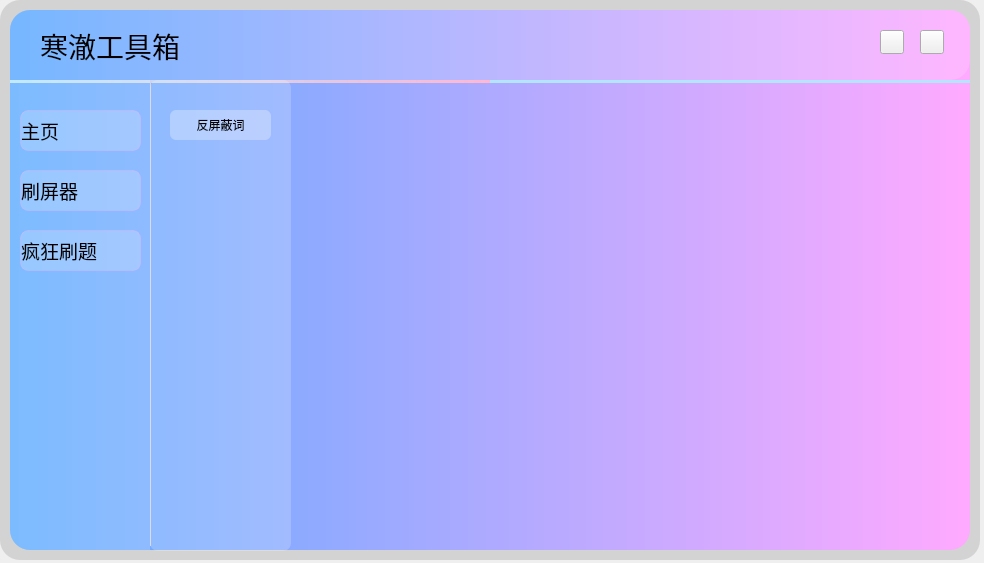
Old version of the form need/NewMainUI.ui in the repository HDILP/HDILP-tools.
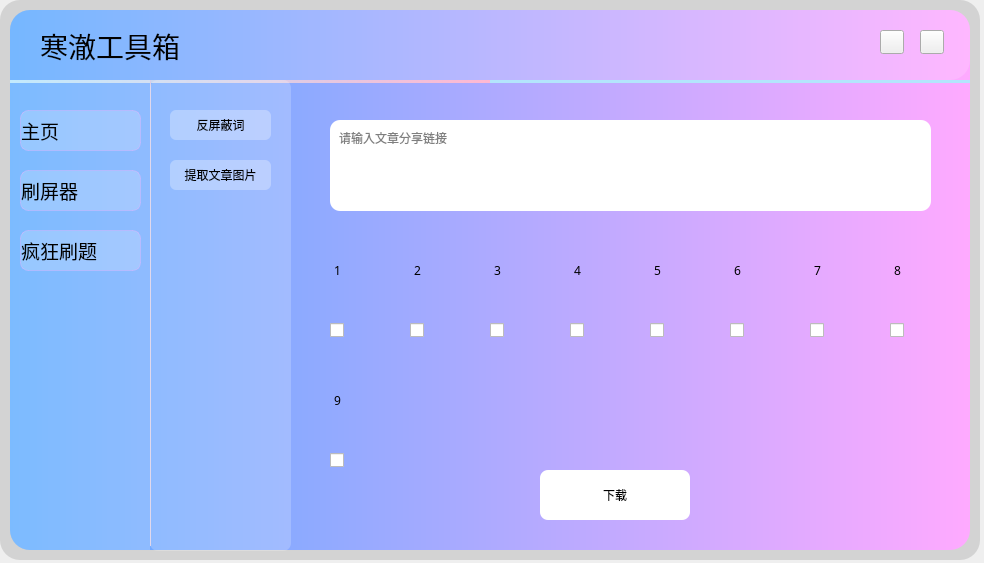
New version of the form. The open tabs and pages were chosen to show the change. Icons and pictures are not drawn.

Commit message: update get post ui

Diff of the .ui file:
```diff
--- a/need/NewMainUI.ui
+++ b/need/NewMainUI.ui
@@ -1044,6 +1044,48 @@
         <bool>false</bool>
        </property>
       </widget>
+      <widget class="QPushButton" name="getpostpicture">
+       <property name="enabled">
+        <bool>true</bool>
+       </property>
+       <property name="geometry">
+        <rect>
+         <x>20</x>
+         <y>80</y>
+         <width>101</width>
+         <height>30</height>
+        </rect>
+       </property>
+       <property name="minimumSize">
+        <size>
+         <width>100</width>
+         <height>30</height>
+        </size>
+       </property>
+       <property name="font">
+        <font>
+         <family>OPlusSans 3.0</family>
+        </font>
+       </property>
+       <property name="focusPolicy">
+        <enum>Qt::ClickFocus</enum>
+       </property>
+       <property name="styleSheet">
+        <string notr="true">#getpostpicture{
+background-color: rgba(255, 255, 255,75);
+border-radius:6px;
+}
+#getpostpicture:focus{
+	color:rgb(111,111,111);
+}</string>
+       </property>
+       <property name="text">
+        <string>提取文章图片</string>
+       </property>
+       <property name="autoDefault">
+        <bool>false</bool>
+       </property>
+      </widget>
      </widget>
      <widget class="QWidget" name="widget_7" native="true">
       <property name="geometry">
@@ -1167,7 +1209,363 @@
          </property>
         </widget>
        </widget>
-       <widget class="QWidget" name="page_8"/>
+       <widget class="QWidget" name="page_8">
+        <widget class="QPlainTextEdit" name="plainTextEdit_3">
+         <property name="geometry">
+          <rect>
+           <x>30</x>
+           <y>30</y>
+           <width>601</width>
+           <height>91</height>
+          </rect>
+         </property>
+         <property name="styleSheet">
+          <string notr="true">QPlainTextEdit {
+    border-radius: 10px; /* 您可以根据需要调整圆角的大小 */
+    background-color: rgba(255, 255, 255, 1); /* 示例：白色背景，可按需修改 */
+    padding: 5px; /* 文本与边框的间距，可选 */
+}</string>
+         </property>
+         <property name="placeholderText">
+          <string>请输入文章分享链接</string>
+         </property>
+        </widget>
+        <widget class="QLabel" name="pic">
+         <property name="geometry">
+          <rect>
+           <x>0</x>
+           <y>130</y>
+           <width>75</width>
+           <height>100</height>
+          </rect>
+         </property>
+         <property name="text">
+          <string>1</string>
+         </property>
+         <property name="alignment">
+          <set>Qt::AlignCenter</set>
+         </property>
+        </widget>
+        <widget class="QLabel" name="pic_2">
+         <property name="geometry">
+          <rect>
+           <x>80</x>
+           <y>130</y>
+           <width>75</width>
+           <height>100</height>
+          </rect>
+         </property>
+         <property name="text">
+          <string>2</string>
+         </property>
+         <property name="alignment">
+          <set>Qt::AlignCenter</set>
+         </property>
+        </widget>
+        <widget class="QLabel" name="pic_3">
+         <property name="geometry">
+          <rect>
+           <x>160</x>
+           <y>130</y>
+           <width>75</width>
+           <height>100</height>
+          </rect>
+         </property>
+         <property name="text">
+          <string>3</string>
+         </property>
+         <property name="alignment">
+          <set>Qt::AlignCenter</set>
+         </property>
+        </widget>
+        <widget class="QLabel" name="pic_4">
+         <property name="geometry">
+          <rect>
+           <x>240</x>
+           <y>130</y>
+           <width>75</width>
+           <height>100</height>
+          </rect>
+         </property>
+         <property name="text">
+          <string>4</string>
+         </property>
+         <property name="alignment">
+          <set>Qt::AlignCenter</set>
+         </property>
+        </widget>
+        <widget class="QLabel" name="pic_5">
+         <property name="geometry">
+          <rect>
+           <x>320</x>
+           <y>130</y>
+           <width>75</width>
+           <height>100</height>
+          </rect>
+         </property>
+         <property name="text">
+          <string>5</string>
+         </property>
+         <property name="alignment">
+          <set>Qt::AlignCenter</set>
+         </property>
+        </widget>
+        <widget class="QLabel" name="pic_6">
+         <property name="geometry">
+          <rect>
+           <x>400</x>
+           <y>130</y>
+           <width>75</width>
+           <height>100</height>
+          </rect>
+         </property>
+         <property name="text">
+          <string>6</string>
+         </property>
+         <property name="alignment">
+          <set>Qt::AlignCenter</set>
+         </property>
+        </widget>
+        <widget class="QLabel" name="pic_7">
+         <property name="geometry">
+          <rect>
+           <x>480</x>
+           <y>130</y>
+           <width>75</width>
+           <height>100</height>
+          </rect>
+         </property>
+         <property name="text">
+          <string>7</string>
+         </property>
+         <property name="alignment">
+          <set>Qt::AlignCenter</set>
+         </property>
+        </widget>
+        <widget class="QLabel" name="pic_8">
+         <property name="geometry">
+          <rect>
+           <x>560</x>
+           <y>130</y>
+           <width>75</width>
+           <height>100</height>
+          </rect>
+         </property>
+         <property name="text">
+          <string>8</string>
+         </property>
+         <property name="alignment">
+          <set>Qt::AlignCenter</set>
+         </property>
+        </widget>
+        <widget class="QLabel" name="pic_9">
+         <property name="geometry">
+          <rect>
+           <x>0</x>
+           <y>260</y>
+           <width>75</width>
+           <height>100</height>
+          </rect>
+         </property>
+         <property name="text">
+          <string>9</string>
+         </property>
+         <property name="alignment">
+          <set>Qt::AlignCenter</set>
+         </property>
+        </widget>
+        <widget class="QCheckBox" name="checkBox">
+         <property name="geometry">
+          <rect>
+           <x>30</x>
+           <y>230</y>
+           <width>20</width>
+           <height>20</height>
+          </rect>
+         </property>
+         <property name="sizePolicy">
+          <sizepolicy hsizetype="Fixed" vsizetype="Fixed">
+           <horstretch>0</horstretch>
+           <verstretch>0</verstretch>
+          </sizepolicy>
+         </property>
+         <property name="text">
+          <string/>
+         </property>
+         <property name="checkable">
+          <bool>true</bool>
+         </property>
+        </widget>
+        <widget class="QCheckBox" name="checkBox_2">
+         <property name="geometry">
+          <rect>
+           <x>110</x>
+           <y>230</y>
+           <width>20</width>
+           <height>20</height>
+          </rect>
+         </property>
+         <property name="sizePolicy">
+          <sizepolicy hsizetype="Fixed" vsizetype="Fixed">
+           <horstretch>0</horstretch>
+           <verstretch>0</verstretch>
+          </sizepolicy>
+         </property>
+         <property name="text">
+          <string/>
+         </property>
+        </widget>
+        <widget class="QCheckBox" name="checkBox_3">
+         <property name="geometry">
+          <rect>
+           <x>190</x>
+           <y>230</y>
+           <width>20</width>
+           <height>20</height>
+          </rect>
+         </property>
+         <property name="sizePolicy">
+          <sizepolicy hsizetype="Fixed" vsizetype="Fixed">
+           <horstretch>0</horstretch>
+           <verstretch>0</verstretch>
+          </sizepolicy>
+         </property>
+         <property name="text">
+          <string/>
+         </property>
+        </widget>
+        <widget class="QCheckBox" name="checkBox_4">
+         <property name="geometry">
+          <rect>
+           <x>270</x>
+           <y>230</y>
+           <width>20</width>
+           <height>20</height>
+          </rect>
+         </property>
+         <property name="sizePolicy">
+          <sizepolicy hsizetype="Fixed" vsizetype="Fixed">
+           <horstretch>0</horstretch>
+           <verstretch>0</verstretch>
+          </sizepolicy>
+         </property>
+         <property name="text">
+          <string/>
+         </property>
+        </widget>
+        <widget class="QCheckBox" name="checkBox_5">
+         <property name="geometry">
+          <rect>
+           <x>350</x>
+           <y>230</y>
+           <width>20</width>
+           <height>20</height>
+          </rect>
+         </property>
+         <property name="sizePolicy">
+          <sizepolicy hsizetype="Fixed" vsizetype="Fixed">
+           <horstretch>0</horstretch>
+           <verstretch>0</verstretch>
+          </sizepolicy>
+         </property>
+         <property name="text">
+          <string/>
+         </property>
+        </widget>
+        <widget class="QCheckBox" name="checkBox_6">
+         <property name="geometry">
+          <rect>
+           <x>430</x>
+           <y>230</y>
+           <width>20</width>
+           <height>20</height>
+          </rect>
+         </property>
+         <property name="sizePolicy">
+          <sizepolicy hsizetype="Fixed" vsizetype="Fixed">
+           <horstretch>0</horstretch>
+           <verstretch>0</verstretch>
+          </sizepolicy>
+         </property>
+         <property name="text">
+          <string/>
+         </property>
+        </widget>
+        <widget class="QCheckBox" name="checkBox_7">
+         <property name="geometry">
+          <rect>
+           <x>510</x>
+           <y>230</y>
+           <width>20</width>
+           <height>20</height>
+          </rect>
+         </property>
+         <property name="sizePolicy">
+          <sizepolicy hsizetype="Fixed" vsizetype="Fixed">
+           <horstretch>0</horstretch>
+           <verstretch>0</verstretch>
+          </sizepolicy>
+         </property>
+         <property name="text">
+          <string/>
+         </property>
+        </widget>
+        <widget class="QCheckBox" name="checkBox_8">
+         <property name="geometry">
+          <rect>
+           <x>590</x>
+           <y>230</y>
+           <width>20</width>
+           <height>20</height>
+          </rect>
+         </property>
+         <property name="sizePolicy">
+          <sizepolicy hsizetype="Fixed" vsizetype="Fixed">
+           <horstretch>0</horstretch>
+           <verstretch>0</verstretch>
+          </sizepolicy>
+         </property>
+         <property name="text">
+          <string/>
+         </property>
+        </widget>
+        <widget class="QCheckBox" name="checkBox_9">
+         <property name="geometry">
+          <rect>
+           <x>30</x>
+           <y>360</y>
+           <width>20</width>
+           <height>20</height>
+          </rect>
+         </property>
+         <property name="sizePolicy">
+          <sizepolicy hsizetype="Fixed" vsizetype="Fixed">
+           <horstretch>0</horstretch>
+           <verstretch>0</verstretch>
+          </sizepolicy>
+         </property>
+         <property name="text">
+          <string/>
+         </property>
+        </widget>
+        <widget class="QPushButton" name="pushButton">
+         <property name="geometry">
+          <rect>
+           <x>240</x>
+           <y>380</y>
+           <width>150</width>
+           <height>50</height>
+          </rect>
+         </property>
+         <property name="styleSheet">
+          <string notr="true">background-color: rgb(255, 255, 255);
+border-radius:8px;</string>
+         </property>
+         <property name="text">
+          <string>下载</string>
+         </property>
+        </widget>
+       </widget>
       </widget>
      </widget>
     </widget>
```
Left out of the diff: 3 changed lines with no effect on the pictures. The commit also changes 2 other files.
